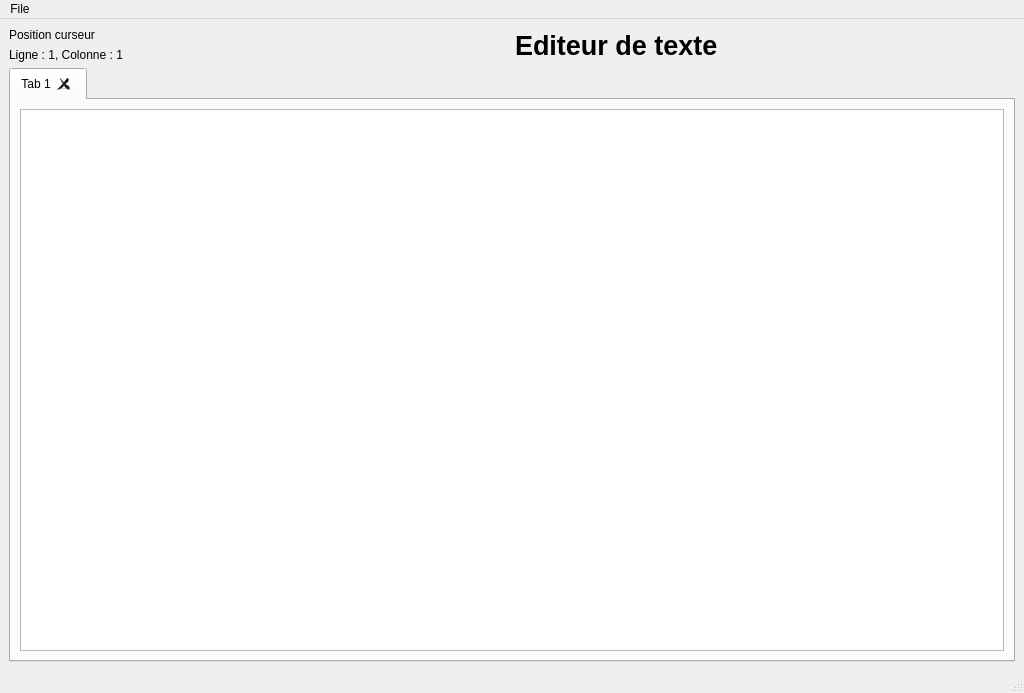
The window that mainwindow.ui (dicesare/textEditor) describes before a commit, drawn with Qt 5.
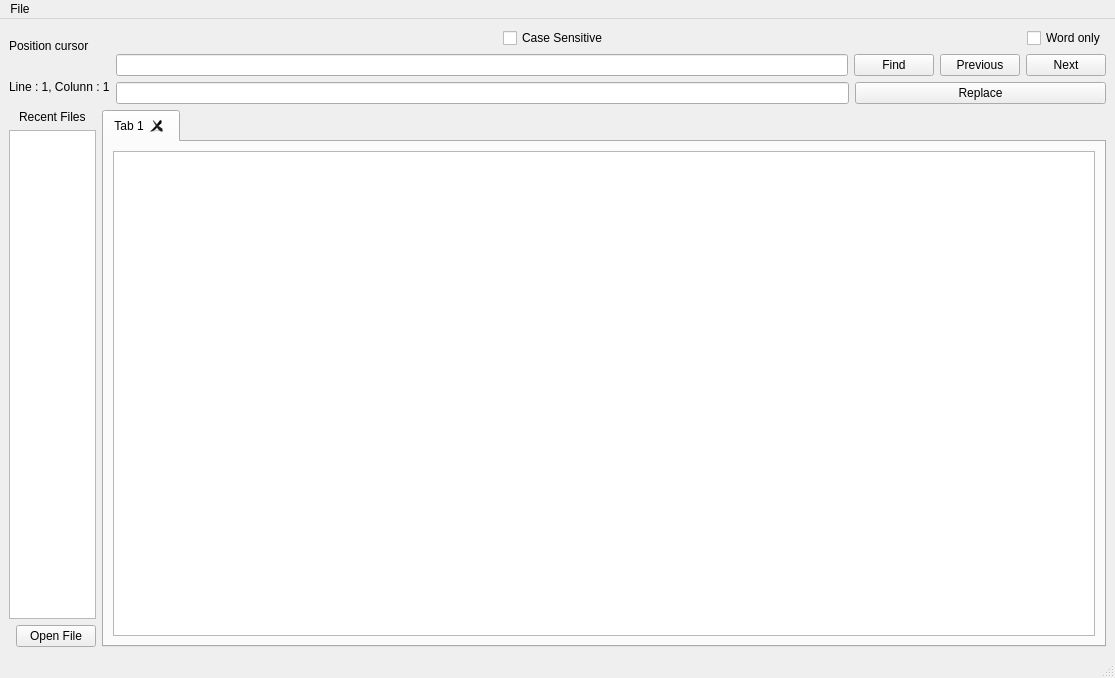
The same window after the commit. Custom widgets are drawn as their Qt base class.

Diff of the .ui file:
```diff
--- a/mainwindow.ui
+++ b/mainwindow.ui
@@ -6,8 +6,8 @@
    <rect>
     <x>0</x>
     <y>0</y>
-    <width>1024</width>
-    <height>693</height>
+    <width>1115</width>
+    <height>678</height>
    </rect>
   </property>
   <property name="sizePolicy">
@@ -26,51 +26,132 @@
    <string>Xeditor</string>
   </property>
   <widget class="QWidget" name="centralwidget">
-   <layout class="QVBoxLayout" name="verticalLayout_4">
+   <layout class="QVBoxLayout" name="verticalLayout_7">
     <item>
-     <layout class="QVBoxLayout" name="verticalLayout_3">
+     <layout class="QVBoxLayout" name="verticalLayout_6">
       <item>
-       <layout class="QHBoxLayout" name="horizontalLayout">
+       <layout class="QHBoxLayout" name="horizontalLayout_4">
         <item>
          <layout class="QVBoxLayout" name="verticalLayout_2">
           <item>
            <widget class="QLabel" name="label">
             <property name="text">
-             <string>Position curseur</string>
+             <string>Position cursor</string>
             </property>
            </widget>
           </item>
           <item>
            <widget class="QLabel" name="labelTextCursor">
             <property name="text">
-             <string>Ligne : 1, Colonne : 1</string>
+             <string>Line : 1, Colunn : 1</string>
             </property>
            </widget>
           </item>
          </layout>
         </item>
         <item>
-         <widget class="QLabel" name="labelTitleBoxText">
-          <property name="minimumSize">
-           <size>
-            <width>200</width>
-            <height>30</height>
-           </size>
-          </property>
+         <layout class="QVBoxLayout" name="verticalLayout_5">
+          <item>
+           <layout class="QHBoxLayout" name="horizontalLayout_2">
+            <property name="sizeConstraint">
+             <enum>QLayout::SetDefaultConstraint</enum>
+            </property>
+            <item alignment="Qt::AlignRight|Qt::AlignVCenter">
+             <widget class="QCheckBox" name="checkBoxUppercase">
+              <property name="text">
+               <string>Case Sensitive</string>
+              </property>
+             </widget>
+            </item>
+            <item alignment="Qt::AlignRight">
+             <widget class="QCheckBox" name="checkBoxWordOnly">
           <property name="maximumSize">
            <size>
-            <width>16777215</width>
-            <height>30</height>
-           </size>
-          </property>
-          <property name="font">
-           <font>
-            <pointsize>20</pointsize>
-            <bold>true</bold>
-           </font>
-          </property>
+                <width>100</width>
+                <height>16777215</height>
+               </size>
+              </property>
+              <property name="text">
+               <string>Word only</string>
+              </property>
+             </widget>
+            </item>
+           </layout>
+          </item>
+          <item>
+           <layout class="QVBoxLayout" name="verticalLayout_4">
+            <item>
+             <layout class="QHBoxLayout" name="horizontalLayout">
+              <item>
+               <widget class="QLineEdit" name="lineEditResearch"/>
+              </item>
+              <item>
+               <widget class="QPushButton" name="pushButtonFind">
           <property name="text">
-           <string>Editeur de texte</string>
+                 <string>Find</string>
+                </property>
+               </widget>
+              </item>
+              <item>
+               <widget class="QPushButton" name="pushButtonPrevious">
+                <property name="text">
+                 <string>Previous</string>
+                </property>
+               </widget>
+              </item>
+              <item>
+               <widget class="QPushButton" name="pushButtonNext">
+                <property name="text">
+                 <string>Next</string>
+                </property>
+               </widget>
+              </item>
+             </layout>
+            </item>
+            <item>
+             <layout class="QHBoxLayout" name="horizontalLayout_3">
+              <item>
+               <widget class="QLineEdit" name="lineEditReplace"/>
+              </item>
+              <item>
+               <widget class="QPushButton" name="pushButtonReplace">
+                <property name="minimumSize">
+                 <size>
+                  <width>251</width>
+                  <height>0</height>
+                 </size>
+                </property>
+                <property name="text">
+                 <string>Replace</string>
+                </property>
+               </widget>
+              </item>
+             </layout>
+            </item>
+           </layout>
+          </item>
+         </layout>
+        </item>
+       </layout>
+      </item>
+      <item>
+       <layout class="QHBoxLayout" name="horizontalLayout_5">
+        <item>
+         <layout class="QVBoxLayout" name="verticalLayout_3">
+          <item alignment="Qt::AlignHCenter|Qt::AlignVCenter">
+           <widget class="QLabel" name="labelRecentFiles">
+            <property name="text">
+             <string>Recent Files</string>
+            </property>
+           </widget>
+          </item>
+          <item>
+           <widget class="QListWidget" name="listWidgetRecentFiles"/>
+          </item>
+          <item alignment="Qt::AlignRight|Qt::AlignVCenter">
+           <widget class="QPushButton" name="pushButtonRecentFiles">
+            <property name="text">
+             <string>Open File</string>
           </property>
          </widget>
         </item>
@@ -123,13 +204,15 @@
      </layout>
     </item>
    </layout>
+    </item>
+   </layout>
   </widget>
   <widget class="QMenuBar" name="menubar">
    <property name="geometry">
     <rect>
      <x>0</x>
      <y>0</y>
-     <width>1024</width>
+     <width>1115</width>
      <height>23</height>
     </rect>
    </property>
```
Left out of the diff: 2 changed lines with no effect on the pictures. Lines whose indentation alone changed are shown as unchanged.
